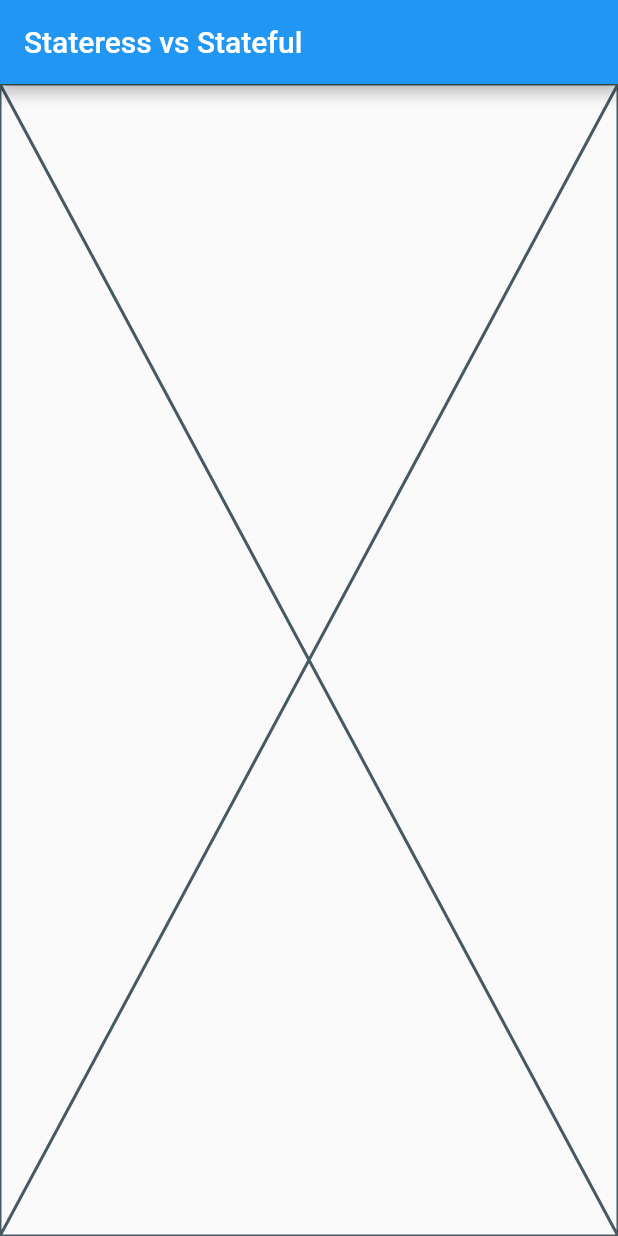
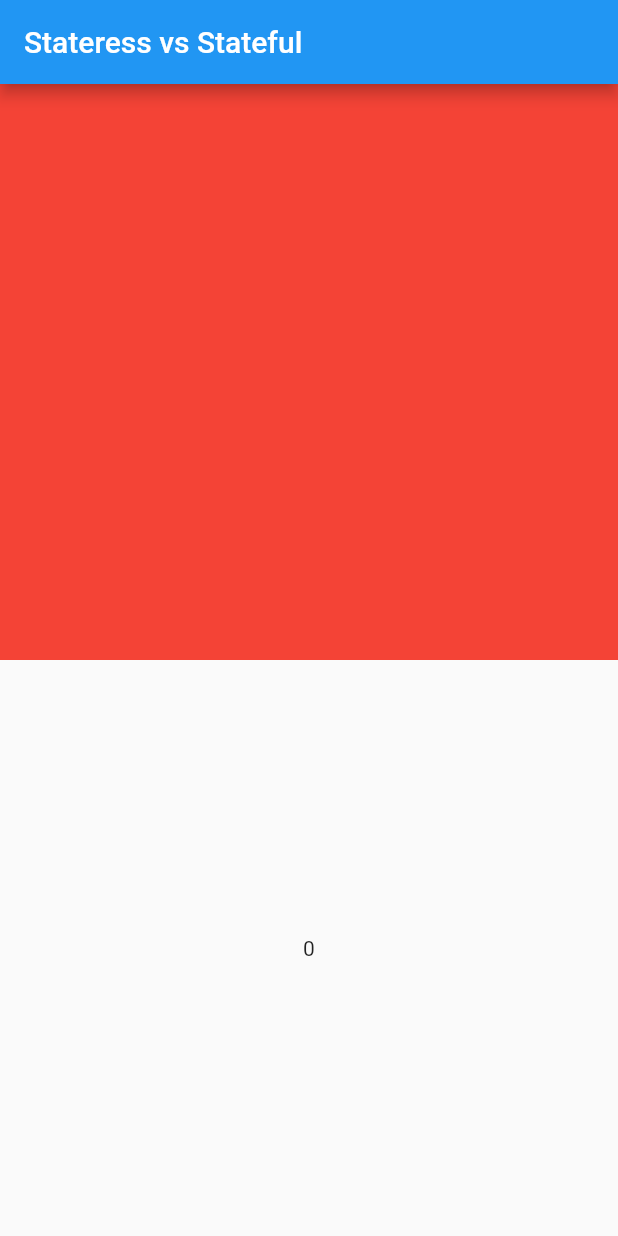
Before and after one commit to khanian/flutter_exmple_state, a Flutter app: the screen it shows after launch, on a phone screen of 412 x 824 dp. Run offline on Flutter 3.47's test engine with Material 2 defaults, Android fonts, the phone set to English and light mode, and no system bars.

```diff
--- a/lib/main.dart
+++ b/lib/main.dart
@@ -27,6 +27,60 @@ class ConstraintWidget extends StatelessWidget {
 
   @override
   Widget build(BuildContext context) {
-    return const Placeholder();
+    return Column(
+      children: [
+        ExampleStateless(),
+        ExampleStateful(),
+      ]
+    );
   }
 }
+
+class ExampleStateless extends StatelessWidget {
+  const ExampleStateless({super.key});
+
+  @override
+  Widget build(BuildContext context) {
+    return Expanded(
+      child: Container(
+        color: Colors.red,
+      ),
+    );
+  }
+}
+
+class ExampleStateful extends StatefulWidget {
+  const ExampleStateful({super.key});
+
+  @override
+  State<ExampleStateful> createState() => _ExampleStatefulState();
+}
+
+class _ExampleStatefulState extends State<ExampleStateful> {
+  int index = 0;
+
+  @override
+  Widget build(BuildContext context) {
+    return Expanded(
+      child: GestureDetector(
+        onTap: () {
+          setState(() {
+            if (index == 5) {
+              index = 0;
+              return;
+            }
+
+            index++;
+            // print(index);
+          });
+        },
+        child: Container(
+          color: Colors.blue.withOpacity(index/5),
+          child: Center(
+            child: Text('$index'),
+          ),
+        ),
+      ),
+    );
+  }
+}
```
